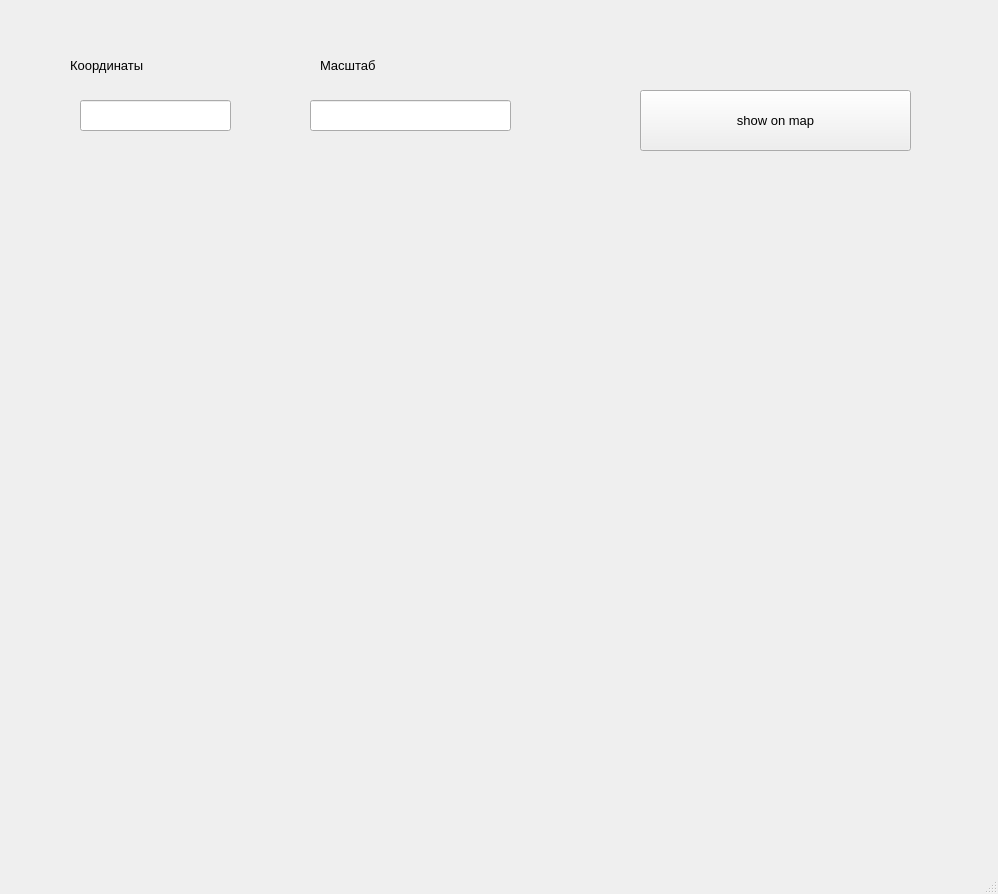
Old version of the form task1.ui in the repository nataliadolina/API.
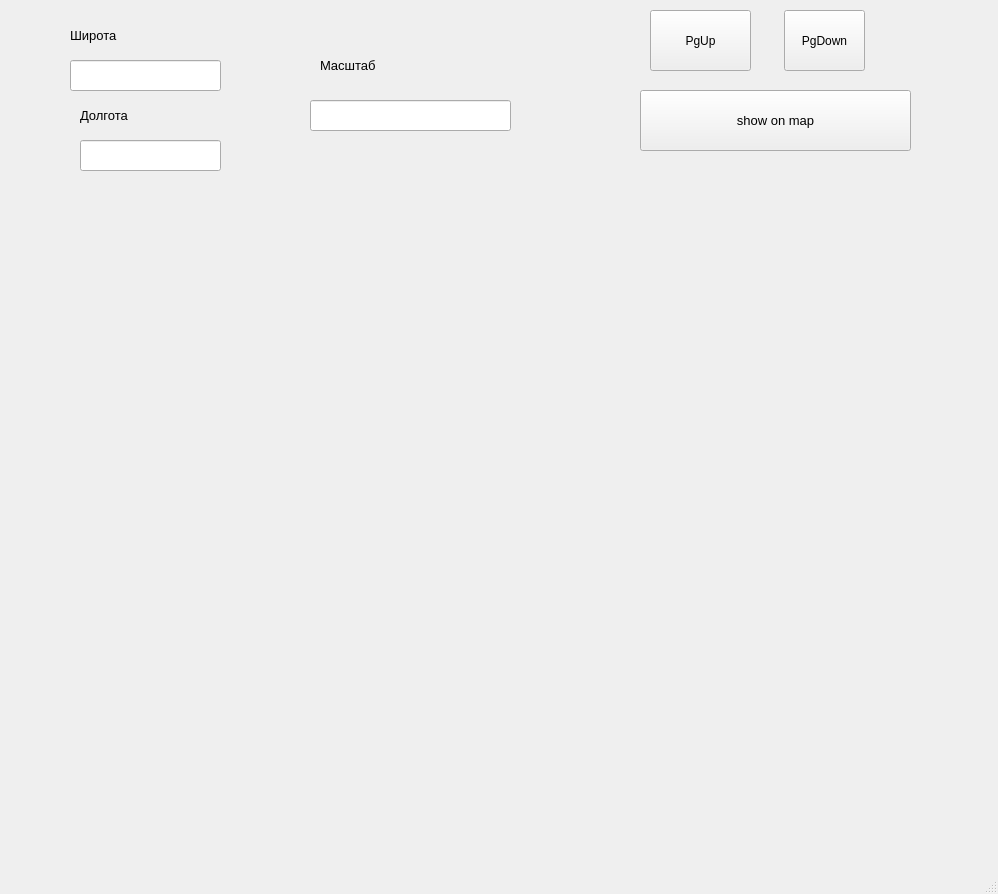
New version of the form.

Commit message: -- Большая задача по Maps API. Часть №2

Patch:
```diff
--- a/task1.ui
+++ b/task1.ui
@@ -17,8 +17,8 @@
    <widget class="QLineEdit" name="coords">
     <property name="geometry">
      <rect>
-      <x>80</x>
-      <y>100</y>
+      <x>70</x>
+      <y>60</y>
       <width>151</width>
       <height>31</height>
      </rect>
@@ -28,8 +28,8 @@
     <property name="geometry">
      <rect>
       <x>70</x>
-      <y>40</y>
-      <width>231</width>
+      <y>10</y>
+      <width>171</width>
       <height>51</height>
      </rect>
     </property>
@@ -39,7 +39,7 @@
      </font>
     </property>
     <property name="text">
-     <string>Координаты</string>
+     <string>Широта</string>
     </property>
    </widget>
    <widget class="QLabel" name="label_2">
@@ -114,6 +114,60 @@
      <string/>
     </property>
    </widget>
+   <widget class="QPushButton" name="up">
+    <property name="geometry">
+     <rect>
+      <x>650</x>
+      <y>10</y>
+      <width>101</width>
+      <height>61</height>
+     </rect>
+    </property>
+    <property name="text">
+     <string>PgUp</string>
+    </property>
+   </widget>
+   <widget class="QPushButton" name="down">
+    <property name="geometry">
+     <rect>
+      <x>784</x>
+      <y>10</y>
+      <width>81</width>
+      <height>61</height>
+     </rect>
+    </property>
+    <property name="text">
+     <string>PgDown</string>
+    </property>
+   </widget>
+   <widget class="QLabel" name="label_3">
+    <property name="geometry">
+     <rect>
+      <x>80</x>
+      <y>100</y>
+      <width>141</width>
+      <height>31</height>
+     </rect>
+    </property>
+    <property name="font">
+     <font>
+      <pointsize>10</pointsize>
+     </font>
+    </property>
+    <property name="text">
+     <string>Долгота</string>
+    </property>
+   </widget>
+   <widget class="QLineEdit" name="lon">
+    <property name="geometry">
+     <rect>
+      <x>80</x>
+      <y>140</y>
+      <width>141</width>
+      <height>31</height>
+     </rect>
+    </property>
+   </widget>
   </widget>
   <widget class="QMenuBar" name="menubar">
    <property name="geometry">
```
Left out of the diff: 2 changed lines with no effect on the pictures. The commit also changes 1 other file.
